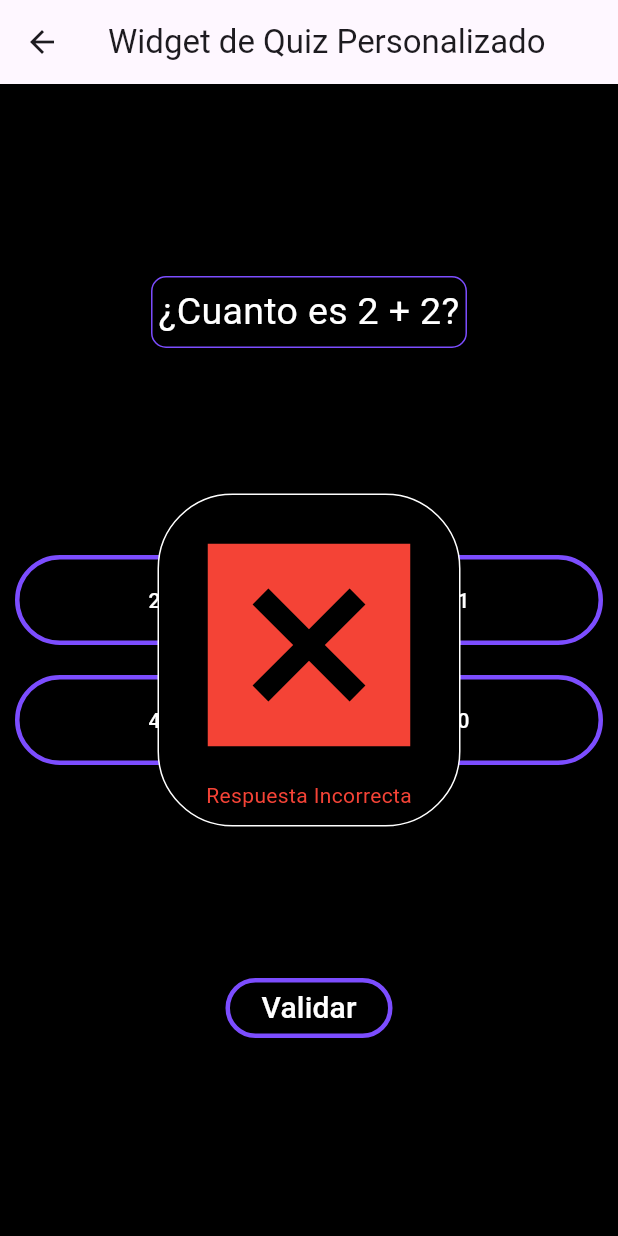
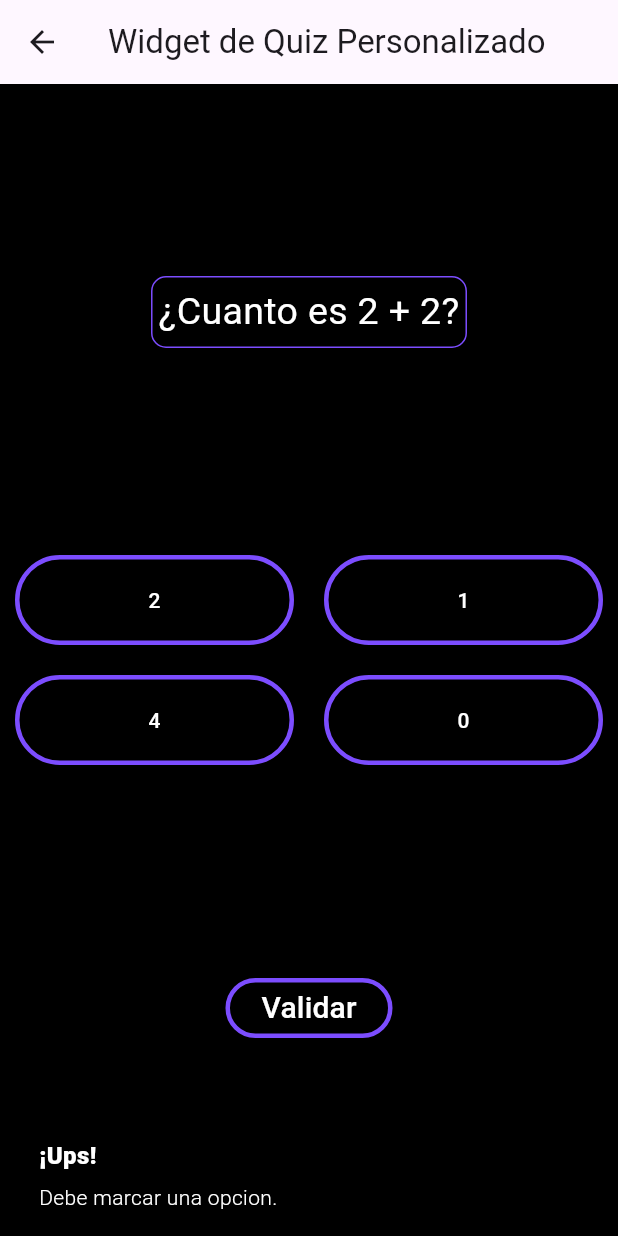
Before and after one commit to migueleonrojas/flutter-components-excuela, a Flutter app: the CustomQuizPage screen opened by its route, after a tap on "Validar", on a phone screen of 412 x 824 dp. Run offline on Flutter 3.47's test engine with Material 3 defaults, Android fonts, the phone set to English and light mode, and no system bars; our stand-ins replace get.

Commit message:
fixed anothers details

```diff
--- a/lib/controllers/custom_quiz.controller.dart
+++ b/lib/controllers/custom_quiz.controller.dart
@@ -1,8 +1,5 @@
-import 'dart:convert';
-
 import 'package:flutter/material.dart';
 import 'package:get/get.dart';
-import 'package:get/get_connect/http/src/utils/utils.dart';
 import 'package:widgets_components/models/custom_question.model.dart';
 import 'package:widgets_components/models/options.model.dart';
 import 'package:widgets_components/pages/home.page.dart';
@@ -62,14 +59,38 @@ class CustomQuizController extends GetxController {
     ));
   }
 
+  showSnackBar(){
+    Get.snackbar(
+      duration: const Duration(seconds: 5),
+      snackPosition: SnackPosition.BOTTOM,
+      backgroundColor: Colors.black,
+      colorText: Colors.white,
+      '¡Ups!',
+      'Debe marcar una opcion.'
+    );
+  }
+
+  bool validateOptionMark (int indexQuestion) {
+
+    bool anyOptionMark = false;
+
+    for (Options options in _listOfCustomQuestion[indexQuestion].options) {
+      if(options.isCheked){
+        anyOptionMark = true;
+        break;
+      }
+    }
+    return anyOptionMark;
+  }
+
   markOption(int index, int indexOption) {
     if(canShowCurrentResult.value) {
       return;
     }
 
-    _listOfCustomQuestion[index].options.forEach((Options options)  {
+    for (Options options in _listOfCustomQuestion[index].options) {
       options.isCheked =  false;
-    });
+    }
 
     _listOfCustomQuestion[index].options[indexOption].isCheked = true;
 
@@ -95,7 +116,9 @@ class CustomQuizController extends GetxController {
 
       if(canGoNextPage) {
         if(nexpage + 1 != getListOfCustomQuestion.length){
-          pageController.animateToPage(nexpage + 1, duration: const Duration(milliseconds: 800), curve: Curves.decelerate);
+          if(pageController.hasClients) {
+            pageController.animateToPage(nexpage + 1, duration: const Duration(milliseconds: 800), curve: Curves.decelerate);
+          }
         }
         else {
           Get.defaultDialog(
--- a/lib/main.dart
+++ b/lib/main.dart
@@ -21,7 +21,7 @@ class MyApp extends StatelessWidget {
       home: const HomePage(),
       initialRoute: "/",
       routes: {
-        "/interactive-progress": (_) => InteractiveProgressPage(),
+        "/interactive-progress": (_) => const InteractiveProgressPage(),
         "/educational-card": (_) => const EducationalCardPage(),
         "/custom-quiz": (_) => const CustomQuizPage()
       },
--- a/lib/pages/custom-quiz.page.dart
+++ b/lib/pages/custom-quiz.page.dart
@@ -1,6 +1,8 @@
 import 'package:flutter/material.dart';
+import 'package:get/get.dart';
 import 'package:widgets_components/models/custom_question.model.dart';
 import 'package:widgets_components/models/options.model.dart';
+import 'package:widgets_components/pages/home.page.dart';
 import 'package:widgets_components/widgets/custom_quiz.widget.dart';
 
 class CustomQuizPage extends StatelessWidget {
@@ -9,8 +11,18 @@ class CustomQuizPage extends StatelessWidget {
   @override
   Widget build(BuildContext context) {
     return Scaffold(
+
       appBar: AppBar(
         title: const Text('Widget de Quiz Personalizado'),
+        leading: IconButton(
+          icon: const Icon(Icons.arrow_back),
+          onPressed: () {
+            Get.offAll(
+              () => const HomePage(),
+              routeName: "/home"
+            );
+          },
+        ),
       ),
       body: Column(
         children: [
--- a/lib/pages/home.page.dart
+++ b/lib/pages/home.page.dart
@@ -15,7 +15,7 @@ class HomePage extends StatelessWidget {
     return Scaffold(
 
       appBar: AppBar(
-        leading: null,
+        leading: const SizedBox(),
         title: const Text("Widgets Master"),
         centerTitle: true,
       ),
@@ -35,7 +35,7 @@ class HomePage extends StatelessWidget {
               ),
               onPressed: () {
                 Get.to(
-                  InteractiveProgressPage(),
+                  const InteractiveProgressPage(),
                   routeName: '/interactive-progress'
                 );
               },
--- a/lib/widgets/custom_quiz.widget.dart
+++ b/lib/widgets/custom_quiz.widget.dart
@@ -130,7 +130,11 @@ class CustomQuiz extends StatelessWidget {
                           ),
                         ),
                         onPressed: () {
-
+                          bool markOption = customQuizController.validateOptionMark(index);
+                          if(!markOption){
+                            customQuizController.showSnackBar();
+                            return;
+                          }
                           customQuizController.validateAnswer(index);
 
                         },
```
Also changed, not shown: lib/pages/educational-card.page.dart (+12 -12 lines), lib/pages/interactive_progress.page.dart (+3 -4 lines), lib/widgets/educational_card.widget.dart (+4 -4 lines).
